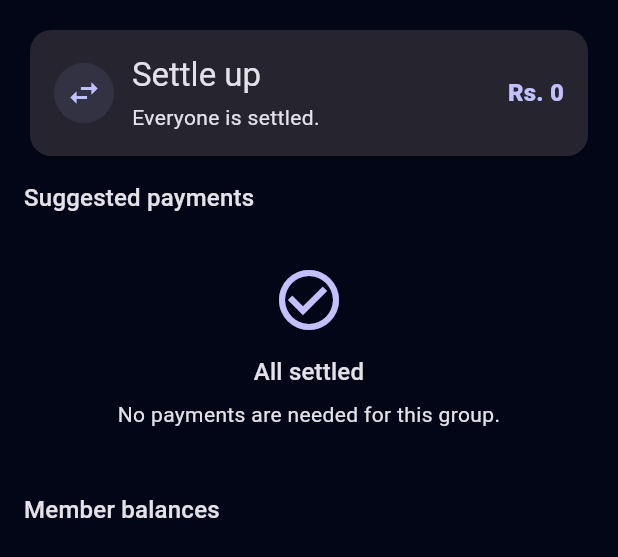
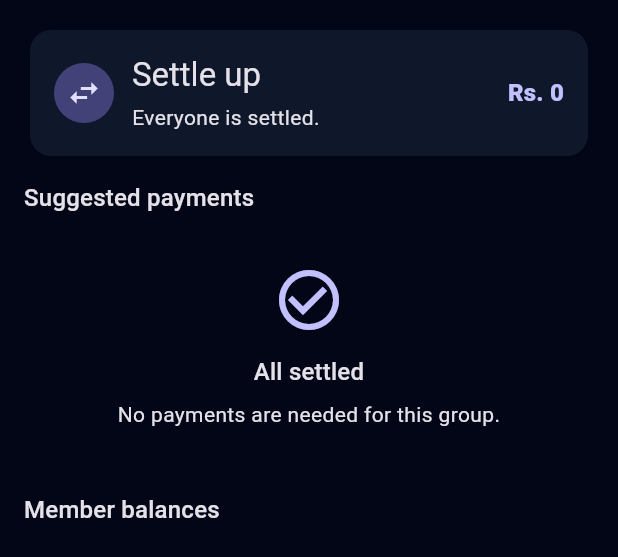
Before and after one commit to dee2025/splitwise, a Flutter app: the GroupSettleUpTab widget shown alone on an empty page, opened directly with empty values, on a phone screen of 412 x 824 dp. Shown: the top 557 px of the screen. Run offline on Flutter 3.47's test engine with Material 3 defaults, Android fonts, the phone set to English and light mode, and no system bars; our stand-ins replace dio, flutter_riverpod, flutter_secure_storage, go_router, google_sign_in, image_picker and 1 more; accounts and stored records are empty; network calls fail.

Commit message:
[production] reduce group detail card coloring

```diff
--- a/mobile/lib/src/features/groups/groups_screen.dart
+++ b/mobile/lib/src/features/groups/groups_screen.dart
@@ -523,7 +523,6 @@ class GroupSummaryTab extends StatelessWidget {
         padding: const EdgeInsets.fromLTRB(16, 16, 16, 96),
         children: [
           Card(
-            color: Color.lerp(scheme.surface, scheme.primary, 0.08),
             child: Padding(
               padding: const EdgeInsets.all(16),
               child: Column(
@@ -609,11 +608,6 @@ class GroupSummaryTab extends StatelessWidget {
           ),
           const SizedBox(height: 8),
           Card(
-            color: Color.lerp(
-              scheme.surface,
-              currentBalance >= 0 ? Colors.green : Colors.red,
-              0.09,
-            ),
             child: ListTile(
               leading: const Icon(Icons.account_balance_wallet_outlined),
               title: const Text('Net balance'),
@@ -670,7 +664,6 @@ class _SummaryMetricCard extends StatelessWidget {
   Widget build(BuildContext context) {
     final scheme = Theme.of(context).colorScheme;
     return Card(
-      color: Color.lerp(scheme.surface, color, 0.10),
       child: Padding(
         padding: const EdgeInsets.all(14),
         child: Column(
@@ -750,17 +743,11 @@ class GroupSettleUpTab extends ConsumerWidget {
         padding: const EdgeInsets.fromLTRB(16, 16, 16, 96),
         children: [
           Card(
-            color: Color.lerp(scheme.surface, scheme.primary, 0.10),
             child: Padding(
               padding: const EdgeInsets.all(16),
               child: Row(
                 children: [
-                  CircleAvatar(
-                    backgroundColor:
-                        Color.lerp(scheme.surface, scheme.primary, 0.18),
-                    foregroundColor: scheme.primary,
-                    child: const Icon(Icons.swap_horiz_outlined),
-                  ),
+                  const CircleAvatar(child: Icon(Icons.swap_horiz_outlined)),
                   const SizedBox(width: 12),
                   Expanded(
                     child: Column(
@@ -799,17 +786,11 @@ class GroupSettleUpTab extends ConsumerWidget {
           else
             ...plan.suggestions.map(
               (suggestion) => Card(
-                color: Color.lerp(scheme.surface, Colors.red, 0.07),
                 child: ListTile(
                   contentPadding:
                       const EdgeInsets.symmetric(horizontal: 14, vertical: 8),
-                  leading: CircleAvatar(
-                    backgroundColor:
-                        Color.lerp(scheme.surface, Colors.red, 0.16),
-                    foregroundColor:
-                        Color.lerp(scheme.onSurface, Colors.red, 0.65),
-                    child: const Icon(Icons.payments_outlined),
-                  ),
+                  leading:
+                      const CircleAvatar(child: Icon(Icons.payments_outlined)),
                   title:
                       Text('${suggestion.fromName} pays ${suggestion.toName}'),
                   subtitle: const Text('Suggested settlement'),
@@ -843,15 +824,8 @@ class GroupSettleUpTab extends ConsumerWidget {
                     ? Colors.green
                     : Colors.red;
             return Card(
-              color: Color.lerp(scheme.surface, color, neutral ? 0.04 : 0.08),
               child: ListTile(
-                leading: CircleAvatar(
-                  backgroundColor:
-                      Color.lerp(scheme.surface, color, neutral ? 0.10 : 0.18),
-                  foregroundColor: Color.lerp(
-                      scheme.onSurface, color, neutral ? 0.25 : 0.65),
-                  child: Text(initials(balance.name)),
-                ),
+                leading: CircleAvatar(child: Text(initials(balance.name))),
                 title: Text(balance.name),
                 subtitle: Text(neutral
                     ? 'Settled'
@@ -879,12 +853,8 @@ class GroupSettleUpTab extends ConsumerWidget {
             const SizedBox(height: 8),
             ...settlements.map(
               (settlement) => Card(
-                color: Color.lerp(scheme.surface, Colors.green, 0.07),
                 child: ListTile(
-                  leading: Icon(
-                    Icons.done_all_outlined,
-                    color: Color.lerp(scheme.onSurface, Colors.green, 0.65),
-                  ),
+                  leading: const Icon(Icons.done_all_outlined),
                   title:
                       Text('${settlement.fromName} paid ${settlement.toName}'),
                   subtitle: Text([
@@ -1120,7 +1090,6 @@ class GroupActivityTab extends ConsumerWidget {
         padding: const EdgeInsets.fromLTRB(16, 16, 16, 96),
         children: [
           Card(
-            color: Color.lerp(scheme.surface, scheme.primary, 0.08),
             child: Padding(
               padding: const EdgeInsets.all(16),
               child: Column(
@@ -1350,24 +1319,17 @@ class MembersTab extends ConsumerWidget {
 
   @override
   Widget build(BuildContext context, WidgetRef ref) {
-    final scheme = Theme.of(context).colorScheme;
     final admins =
         group.members.where((member) => member.role == 'admin').length;
     return ListView(
       padding: const EdgeInsets.fromLTRB(16, 16, 16, 96),
       children: [
         Card(
-          color: Color.lerp(scheme.surface, scheme.primary, 0.08),
           child: Padding(
             padding: const EdgeInsets.all(16),
             child: Row(
               children: [
-                CircleAvatar(
-                  backgroundColor:
-                      Color.lerp(scheme.surface, scheme.primary, 0.16),
-                  foregroundColor: scheme.primary,
-                  child: const Icon(Icons.groups_outlined),
-                ),
+                const CircleAvatar(child: Icon(Icons.groups_outlined)),
                 const SizedBox(width: 12),
                 Expanded(
                   child: Column(
@@ -1404,11 +1366,6 @@ class MembersTab extends ConsumerWidget {
               style: Theme.of(context).textTheme.titleMedium),
         if (isAdmin) const SizedBox(height: 8),
         ...group.members.map((member) => Card(
-              color: Color.lerp(
-                scheme.surface,
-                member.role == 'admin' ? scheme.primary : scheme.secondary,
-                member.role == 'admin' ? 0.08 : 0.04,
-              ),
               child: ListTile(
                 contentPadding:
                     const EdgeInsets.symmetric(horizontal: 14, vertical: 8),
```
